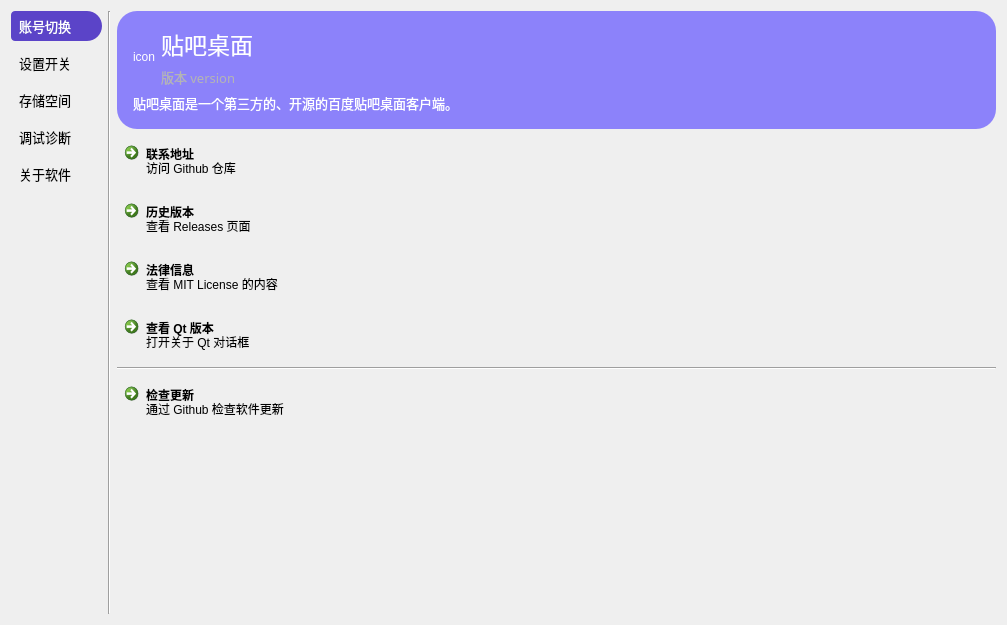
Old version of the form src/resf/settings.ui in the repository clb-128258/TiebaDesktop.
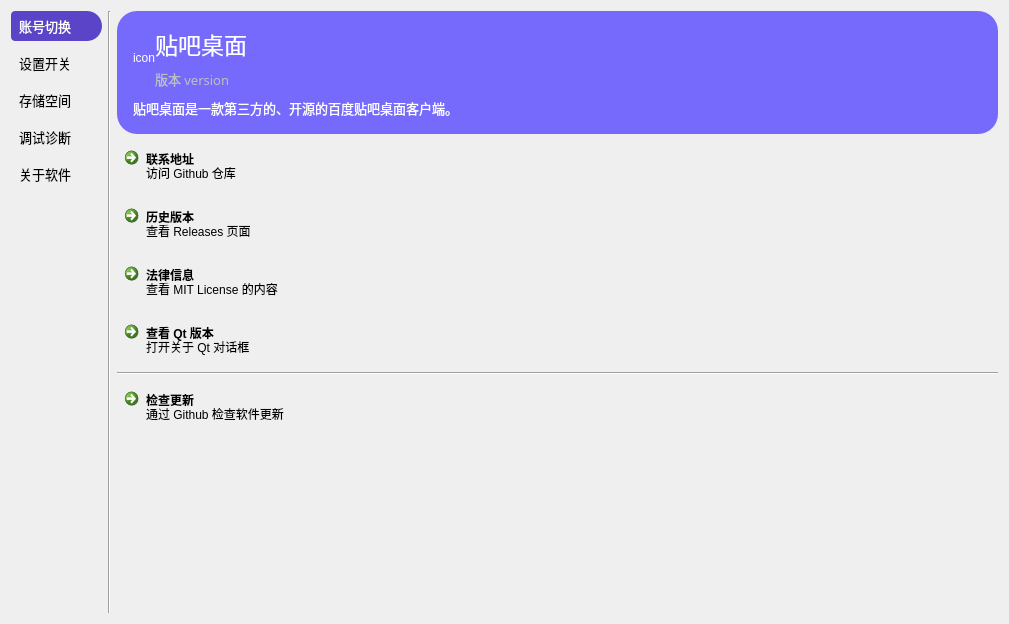
New version of the form. The open tabs and pages were chosen to show the change.

```diff
--- a/src/resf/settings.ui
+++ b/src/resf/settings.ui
@@ -6,8 +6,8 @@
    <rect>
     <x>0</x>
     <y>0</y>
-    <width>1007</width>
-    <height>625</height>
+    <width>1009</width>
+    <height>624</height>
    </rect>
   </property>
   <property name="font">
@@ -3741,7 +3741,7 @@
         <widget class="QFrame" name="frame">
          <property name="styleSheet">
           <string notr="true">QFrame#frame{
-	background-color: rgba(99, 85, 255, 180);
+	background-color: rgba(99, 85, 255, 220);
 	border-radius: 20px;
 }
 QLabel{
@@ -3761,10 +3761,13 @@
           <property name="bottomMargin">
            <number>16</number>
           </property>
+          <property name="verticalSpacing">
+           <number>9</number>
+          </property>
           <item row="0" column="0">
            <layout class="QGridLayout" name="gridLayout_4" columnstretch="0,0,1">
             <property name="verticalSpacing">
-             <number>6</number>
+             <number>8</number>
             </property>
             <item row="0" column="0" rowspan="2">
              <widget class="QLabel" name="label_6">
@@ -3799,7 +3802,7 @@
               </property>
               <property name="styleSheet">
                <string notr="true">QLabel{
-	color: rgb(180, 180, 180);
+	color: rgb(190, 190, 190);
 }
 </string>
               </property>
@@ -3818,7 +3821,7 @@
              </font>
             </property>
             <property name="text">
-             <string>贴吧桌面是一个第三方的、开源的百度贴吧桌面客户端。</string>
+             <string>贴吧桌面是一款第三方的、开源的百度贴吧桌面客户端。</string>
             </property>
             <property name="alignment">
              <set>Qt::AlignLeading|Qt::AlignLeft|Qt::AlignTop</set>
```
Left out of the diff: 4 changed lines with no effect on the pictures.
